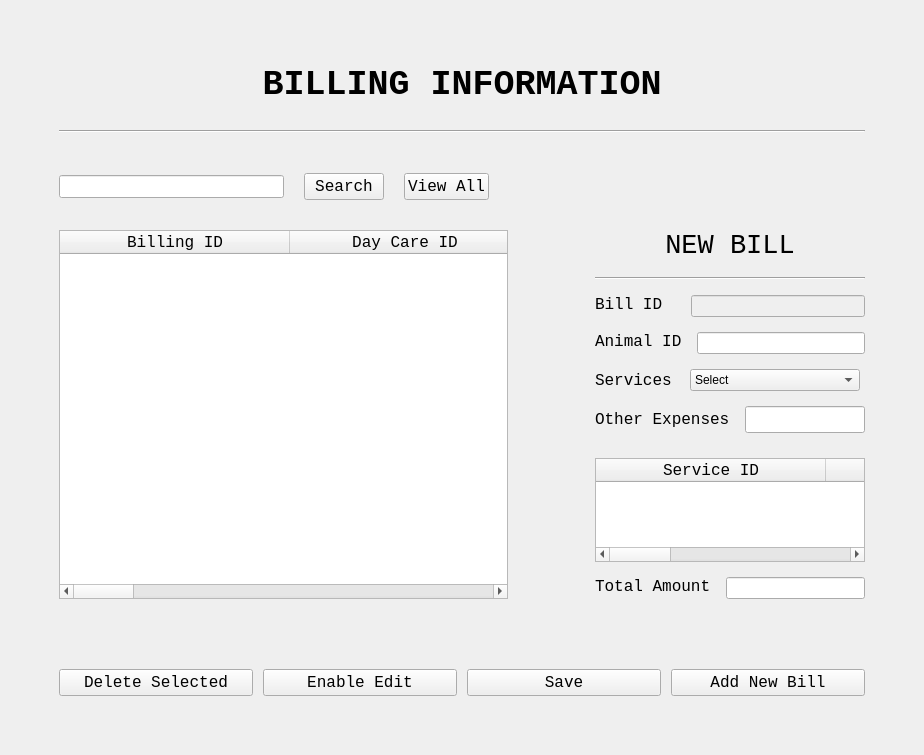
Before: the Qt Designer form BillingUI.ui in ASNaeem/Simple-VCMS, drawn with Qt 5.
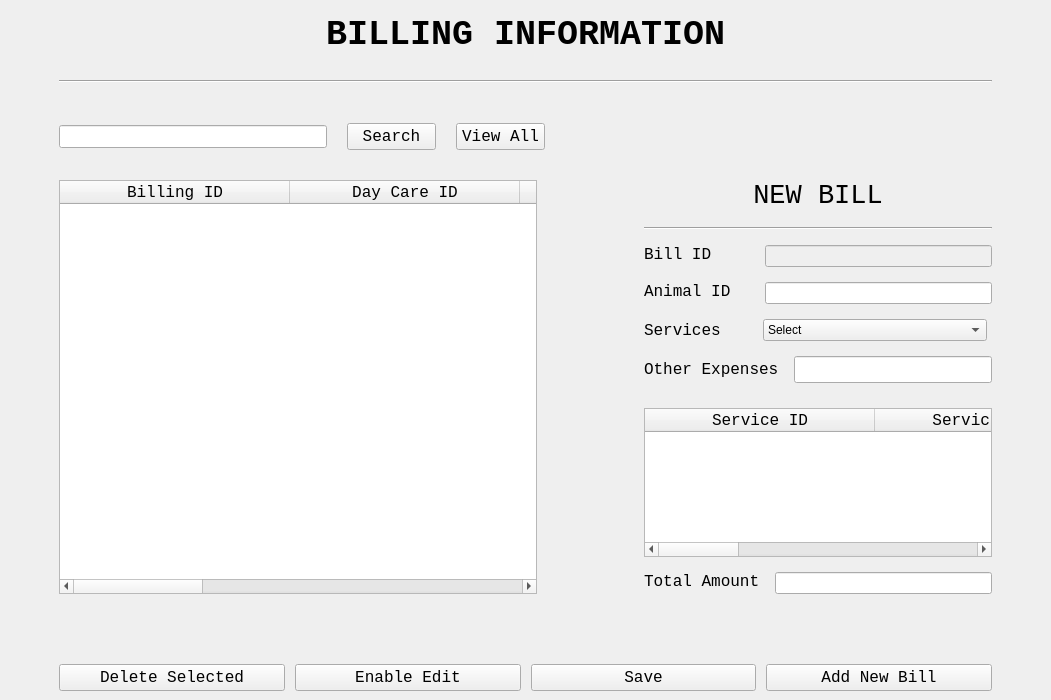
After: the same form once the commit is applied.

```diff
--- a/BillingUI.ui
+++ b/BillingUI.ui
@@ -6,8 +6,8 @@
    <rect>
     <x>0</x>
     <y>0</y>
-    <width>924</width>
-    <height>755</height>
+    <width>1051</width>
+    <height>700</height>
    </rect>
   </property>
   <property name="windowTitle">
@@ -24,13 +24,13 @@
        <number>50</number>
       </property>
       <property name="topMargin">
-       <number>50</number>
+       <number>0</number>
       </property>
       <property name="rightMargin">
        <number>50</number>
       </property>
       <property name="bottomMargin">
-       <number>50</number>
+       <number>0</number>
       </property>
       <item>
        <layout class="QVBoxLayout" name="verticalLayout">
```
